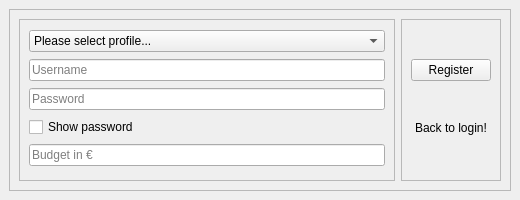
First picture: the form in frontend/Register.ui, repository nhatlam96/gui-xtraktor, before the edit.
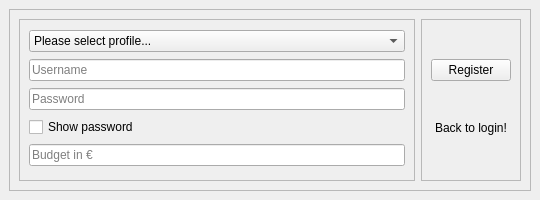
Second picture: the form after the edit.

Patch:
```diff
--- a/frontend/Register.ui
+++ b/frontend/Register.ui
@@ -6,7 +6,7 @@
    <rect>
     <x>0</x>
     <y>0</y>
-    <width>520</width>
+    <width>540</width>
     <height>200</height>
    </rect>
   </property>
```
Lines whose indentation alone changed are shown as unchanged.
